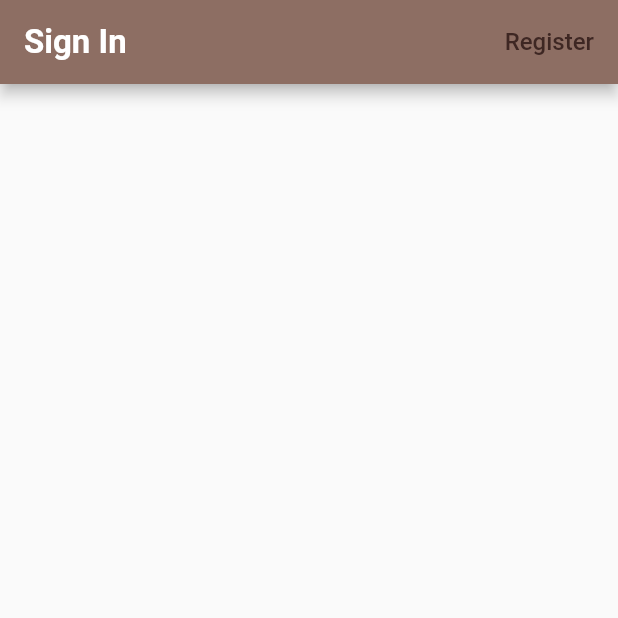
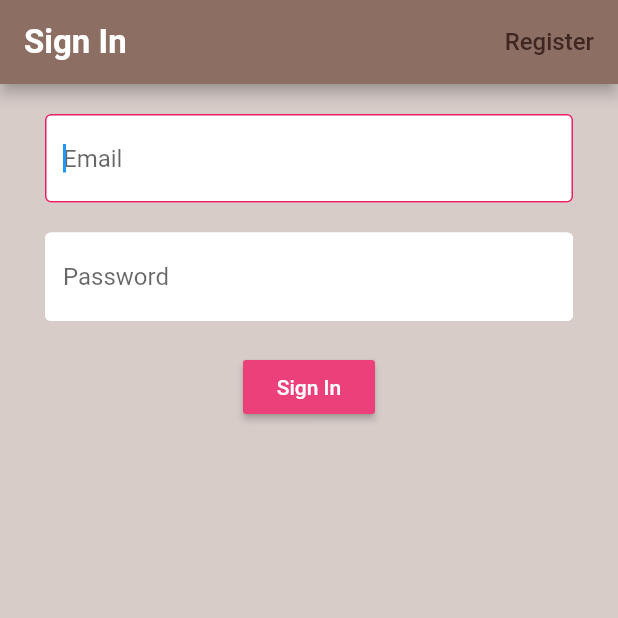
Before and after one commit to hitnei/brew-crew-app, a Flutter app: the screen it shows after launch, on a phone screen of 412 x 824 dp, the top half of it. Run offline on Flutter 3.47's test engine with Material 2 defaults, Android fonts, the phone set to English and light mode, and no system bars.

Commit message:
ui sign in sign up

```diff
--- a/lib/screens/authenticate/sign_in.dart
+++ b/lib/screens/authenticate/sign_in.dart
@@ -1,3 +1,4 @@
+import 'package:brew_crew_remake/shared/widget.dart';
 import 'package:flutter/material.dart';
 
 class SignIn extends StatefulWidget {
@@ -10,9 +11,13 @@ class SignIn extends StatefulWidget {
 }
 
 class _SignInState extends State<SignIn> {
+
+  final _formKey = GlobalKey<FormState>();
+
   @override
   Widget build(BuildContext context) {
     return Scaffold(
+      backgroundColor: Colors.brown[100],
       appBar: AppBar(
         backgroundColor: Colors.brown[400],
         title: Text(
@@ -37,6 +42,42 @@ class _SignInState extends State<SignIn> {
           )
         ]
       ),
+      body: Container(
+        padding: EdgeInsets.fromLTRB(30, 20, 30, 0),
+        child: Form(
+          key: _formKey,
+          child: Column(
+            children: <Widget>[
+              TextFormField(
+                validator: (value) => value.isEmpty ? 'Please enter Email!' : null,
+                decoration: decorationInput.copyWith(hintText: 'Email'),
+                autofocus: true,
+              ),
+              SizedBox(height: 20),
+              TextFormField(
+                validator: (value) => value.length < 6 ? 'Please enter password as least 6+' : null,
+                decoration: decorationInput.copyWith(hintText: 'Password'),
+                autofocus: true,
+              ),
+              SizedBox(height: 20),
+              RaisedButton(
+                color: Colors.pink[400],
+                onPressed: () {
+                  if(!_formKey.currentState.validate()) {
+
+                  }
+                },
+                child: Text(
+                  'Sign In',
+                  style: TextStyle(
+                    color: Colors.white
+                  )
+                ),
+              )
+            ],
+          )
+        )
+      ),
     );
   }
 }
--- /dev/null
+++ b/lib/shared/widget.dart
@@ -0,0 +1,11 @@
+import 'package:flutter/material.dart';
+
+const decorationInput = InputDecoration(
+    fillColor: Colors.white,
+    filled: true,
+    enabledBorder: OutlineInputBorder(
+        borderSide: BorderSide(
+      color: Colors.white,
+    )),
+    focusedBorder:
+        OutlineInputBorder(borderSide: BorderSide(color: Colors.pink)));
```
Also changed, not shown: lib/screens/authenticate/sign_up.dart (+41 -0 lines).
